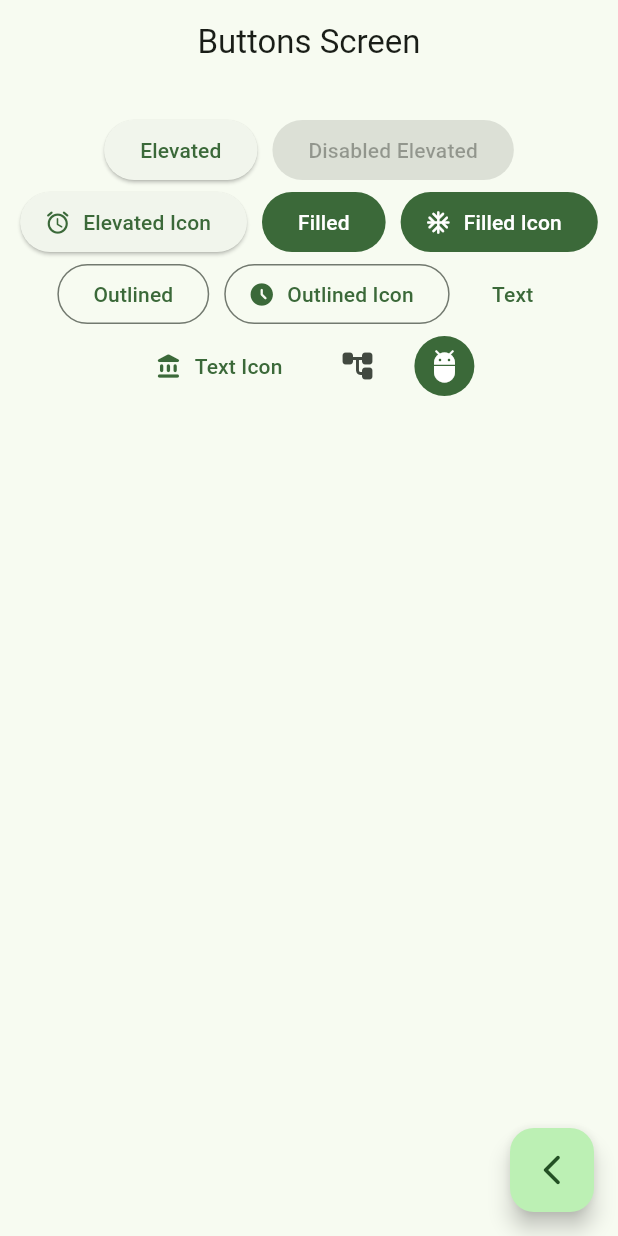
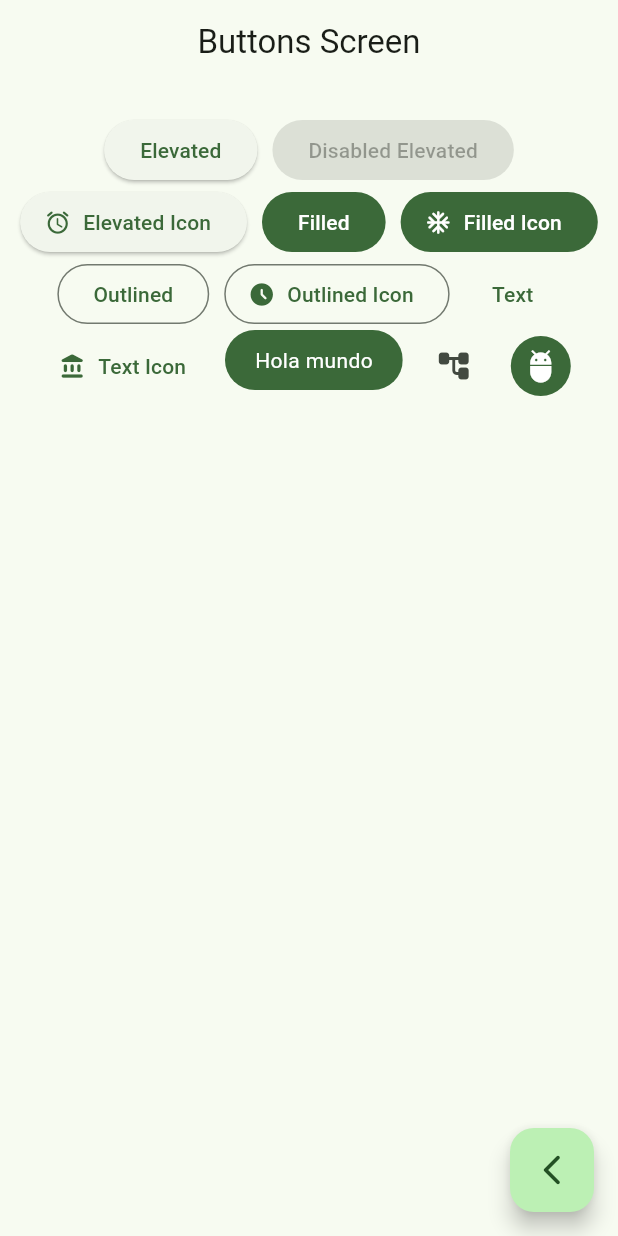
Before and after one commit to lucasgil1804/app_flutter_widgets, a Flutter app: the ButtonsScreen screen opened by its route, on a phone screen of 412 x 824 dp. Run offline on Flutter 3.47's test engine with Material 3 defaults, Android fonts, the phone set to English and light mode, and no system bars; our stand-ins replace go_router.

Commit message:
Custombutton para boton personalizado

```diff
--- a/lib/presentation/screens/buttons/buttons_screen.dart
+++ b/lib/presentation/screens/buttons/buttons_screen.dart
@@ -57,8 +57,7 @@ class _ButtonsView extends StatelessWidget {
                 onPressed: () {},
                 icon: Icon(Icons.account_balance_rounded),
                 label: Text('Text Icon')),
-
-            // TODO: Custom button
+            CustomButton(),
             IconButton(
                 onPressed: () {}, icon: Icon(Icons.account_tree_rounded)),
             IconButton(
@@ -74,3 +73,29 @@ class _ButtonsView extends StatelessWidget {
     );
   }
 }
+
+class CustomButton extends StatelessWidget {
+  const CustomButton({super.key});
+
+  @override
+  Widget build(BuildContext context) {
+    final colors = Theme.of(context).colorScheme;
+
+    return ClipRRect(
+      borderRadius: BorderRadius.circular(20),
+      child: Material(
+        color: colors.primary,
+        child: InkWell(
+          onTap: () {},
+          child: Padding(
+            padding: const EdgeInsets.symmetric(horizontal: 20, vertical: 10),
+            child: Text(
+              'Hola mundo',
+              style: TextStyle(color: Colors.white),
+            ),
+          ),
+        ),
+      ),
+    );
+  }
+}
```
